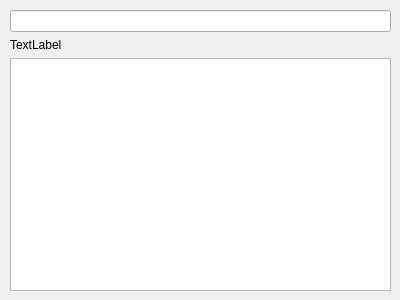
Qt form ProjetPriseDeNote/audiowidget.ui (Simobain/MotDit) before a commit.
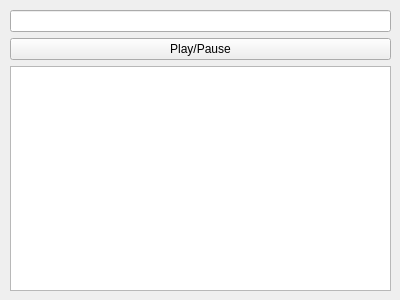
The same form after that commit.

Commit message: Le son fait du son le tout avec un bouton play/pause :) J'vais tenter la vidéo vite fait.

```diff
--- a/ProjetPriseDeNote/audiowidget.ui
+++ b/ProjetPriseDeNote/audiowidget.ui
@@ -27,9 +27,9 @@
      <widget class="QLineEdit" name="lineEdit"/>
     </item>
     <item>
-     <widget class="QLabel" name="label">
+     <widget class="QPushButton" name="pushButton">
       <property name="text">
-       <string>TextLabel</string>
+       <string>Play/Pause</string>
       </property>
      </widget>
     </item>
```
The commit also changes 4 other files.
